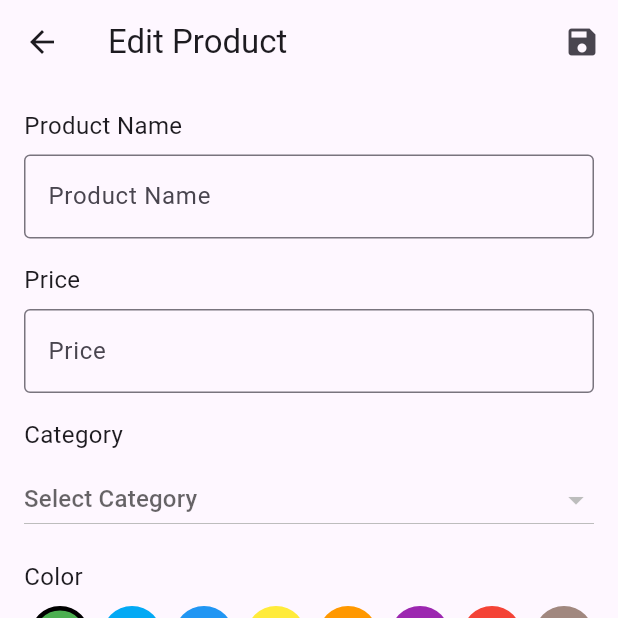
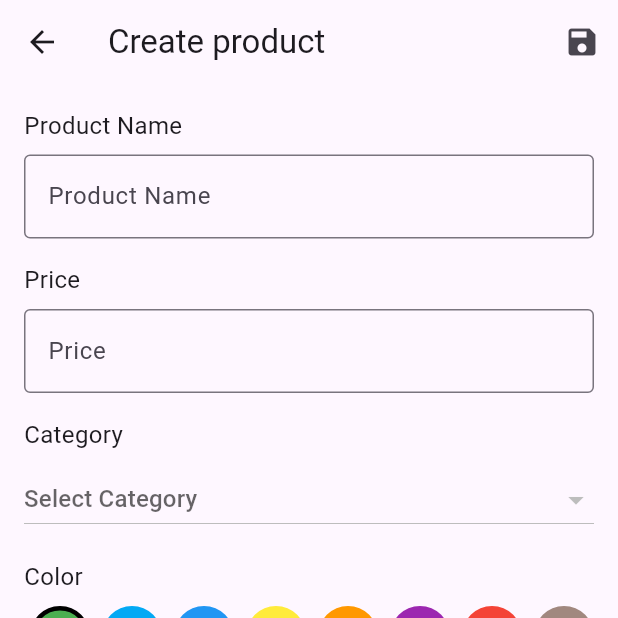
Before and after one commit to Tomakas/EPOS-OFFICE, a Flutter app: the EditProductScreen screen opened directly with empty values, after a tap on the "save" icon, on a phone screen of 412 x 824 dp, the top half of it. Run offline on Flutter 3.47's test engine with Material 3 defaults, Android fonts, the phone set to English and light mode, and no system bars; our stand-ins replace fl_chart, shared_preferences; accounts and stored records are empty; network calls fail.

Commit message:
Funkční editace, mazání i kopírování produtků.

```diff
--- a/lib/l10n/intl_cs.json
+++ b/lib/l10n/intl_cs.json
@@ -118,5 +118,7 @@
   "confirm": "Potvrdit",
   "deleteProduct": "Smazat produkt",
   "confirmDelete": "Opravdu chcete tento produkt smazat?",
-  "productDeleted": "Produkt byl smazán"
+  "productDeleted": "Produkt byl smazán",
+
+  "createProduct": "Vytvořit product"
 }
--- a/lib/l10n/intl_en.json
+++ b/lib/l10n/intl_en.json
@@ -118,6 +118,10 @@
   "delete": "Delete",
   "changeStock": "Change stock",
   "changeStockTitle": "Change Stock Status",
+
+  "createProduct": "Create product",
+
+
   "confirm": "Confirm",
   "deleteProduct": "Delete product",
   "confirmDelete": "Are you sure you want to delete this product?",
--- a/lib/main.dart
+++ b/lib/main.dart
@@ -7,6 +7,7 @@ import 'providers/product_provider.dart';
 import 'providers/customer_provider.dart';
 import 'services/utility_services.dart';
 import 'l10n/app_localizations.dart';
+import '../providers/product_provider.dart';
 
 void main() async {
   WidgetsFlutterBinding.ensureInitialized();
--- a/lib/screens/edit_product_screen.dart
+++ b/lib/screens/edit_product_screen.dart
@@ -7,13 +7,15 @@ import '../services/api_service.dart';
 import '../l10n/app_localizations.dart';
 
 class EditProductScreen extends StatefulWidget {
-  final List<Map<String, dynamic>> categories; // Seznam kategorií načtený z API
-  final Product? product; // Produkt při editaci, null při vytváření nového produktu
+  final List<Map<String, dynamic>> categories;
+  final Product? product;
+  final bool isCopy; // Nový parametr
 
   const EditProductScreen({
     super.key,
     required this.categories,
     this.product,
+    this.isCopy = false, // Defaultně false
   });
 
   @override
@@ -21,12 +23,11 @@ class EditProductScreen extends StatefulWidget {
 }
 
 class _EditProductScreenState extends State<EditProductScreen> {
-  String? _selectedCategoryId; // Vybraná kategorie
-  String? _selectedTaxId;     // Vybraná daňová sazba
-  int _selectedColor = 1;     // Výchozí barva
-  bool _onSale = true;        // Výchozí hodnota "na prodej"
-
-  List<Map<String, dynamic>> _taxSettings = []; // Načtené sazby DPH
+  String? _selectedCategoryId;
+  String? _selectedTaxId;
+  int _selectedColor = 1;
+  bool _onSale = true;
+  List<Map<String, dynamic>> _taxSettings = [];
 
   final TextEditingController _nameController = TextEditingController();
   final TextEditingController _priceController = TextEditingController();
@@ -37,9 +38,15 @@ class _EditProductScreenState extends State<EditProductScreen> {
   @override
   void initState() {
     super.initState();
+    _loadTaxSettings();
 
-    // Pokud jde o úpravu produktu, předvyplníme formulář
+    // Rozlišení mezi edit, new a copy:
     if (widget.product != null) {
+      // Když existuje widget.product
+      // a) je to EDIT (widget.isCopy == false)
+      // b) je to COPY (widget.isCopy == true)
+      //
+      // V obou případech vyplníme formulář daty z původního produktu
       _nameController.text = widget.product!.itemName;
       _priceController.text = widget.product!.price.toStringAsFixed(2);
       _skuController.text = widget.product!.sku ?? '';
@@ -49,9 +56,16 @@ class _EditProductScreenState extends State<EditProductScreen> {
       _selectedTaxId = widget.product!.taxId;
       _selectedColor = widget.product!.color;
       _onSale = widget.product!.onSale;
+
+      // Pokud je to COPY, vynulujeme itemId,
+      // aby API bralo tento produkt jako nový (a vygenerovalo nové itemId).
+      if (widget.isCopy) {
+        // Případně můžete vynulovat i code, sku apod.
+        // Ale obvykle se duplikují i tyto hodnoty - je to na vás.
+      }
     }
-
-    _loadTaxSettings(); // Načtení daňových sazeb z API
+    // Pokud je product == null => je to vyloženě nový produkt
+    // => formulář je prázdný, nic nevyplňujeme
   }
 
   Future<void> _loadTaxSettings() async {
@@ -80,9 +94,18 @@ class _EditProductScreenState extends State<EditProductScreen> {
   Widget build(BuildContext context) {
     final localizations = AppLocalizations.of(context)!;
 
+    // Nastavíme nadpis obrazovky
+    // 1) Pokud product == null => "Vytvoření produktu"
+    // 2) Pokud product != null && isCopy => "Vytvoření produktu" (kopie)
+    // 3) Jinak => "Upravit produkt"
+    final bool isCreating = (widget.product == null || widget.isCopy);
+    final screenTitle = isCreating
+        ? localizations.translate('createProduct')
+        : localizations.translate('editProduct');
+
     return Scaffold(
       appBar: AppBar(
-        title: Text(localizations.translate('editProduct')),
+        title: Text(screenTitle),
         actions: [
           IconButton(
             icon: const Icon(Icons.save),
@@ -188,7 +211,7 @@ class _EditProductScreenState extends State<EditProductScreen> {
           scrollDirection: Axis.horizontal,
           child: Row(
             children: List.generate(colors.length, (index) {
-              final colorIndex = index + 1; // Barvy jsou číslovány od 1 do 8
+              final colorIndex = index + 1;
               return GestureDetector(
                 onTap: () {
                   setState(() {
@@ -259,22 +282,28 @@ class _EditProductScreenState extends State<EditProductScreen> {
     );
   }
 
-  /// Uloží / přidá produkt a vrátí se s hodnotou `true`, pokud došlo ke změně
   Future<void> _saveProduct() async {
-    // Základní validace – vyžadovaná pole
+    final localizations = AppLocalizations.of(context)!;
+
+    // Základní validace
     if (_nameController.text.isEmpty ||
         _priceController.text.isEmpty ||
         _selectedCategoryId == null ||
         _selectedTaxId == null) {
       ScaffoldMessenger.of(context).showSnackBar(
-        SnackBar(content: Text(AppLocalizations.of(context)!.translate('fillAllFields'))),
+        SnackBar(content: Text(localizations.translate('fillAllFields'))),
       );
       return;
     }
 
-    // Sestavíme instanci produktu
+    // Rozhodneme, zda se jedná o novou entitu nebo editaci
+    final bool isCreating = (widget.product == null || widget.isCopy);
+
+    // Pokud je to nová entita => itemId prázdný (aby se na serveru vytvořil nový)
+    final itemId = isCreating ? '' : (widget.product?.itemId ?? '');
+
     final newProduct = Product(
-      itemId: widget.product?.itemId ?? '',
+      itemId: itemId,
       itemName: _nameController.text,
       price: double.parse(_priceController.text),
       sku: _skuController.text,
@@ -289,17 +318,16 @@ class _EditProductScreenState extends State<EditProductScreen> {
       onSale: _onSale,
     );
 
-    // Zavoláme provider
     final productProvider = Provider.of<ProductProvider>(context, listen: false);
-    if (widget.product == null) {
-      // Nový produkt
+
+    if (isCreating) {
+      // Vytvoření nového produktu
       await productProvider.addProduct(newProduct);
     } else {
-      // Editace existujícího produktu
+      // Editace stávajícího produktu
       await productProvider.editProduct(newProduct);
     }
 
-    // Po úspěšném dokončení popneme obrazovku s hodnotou `true`, abychom věděli, že došlo ke změně
-    Navigator.of(context).pop(true);
+    Navigator.of(context).pop(true); // Vrátíme se s hodnotou true => "došlo ke změně"
   }
 }
```
Also changed, not shown: lib/widgets/product_widget.dart (+86 -28 lines).
